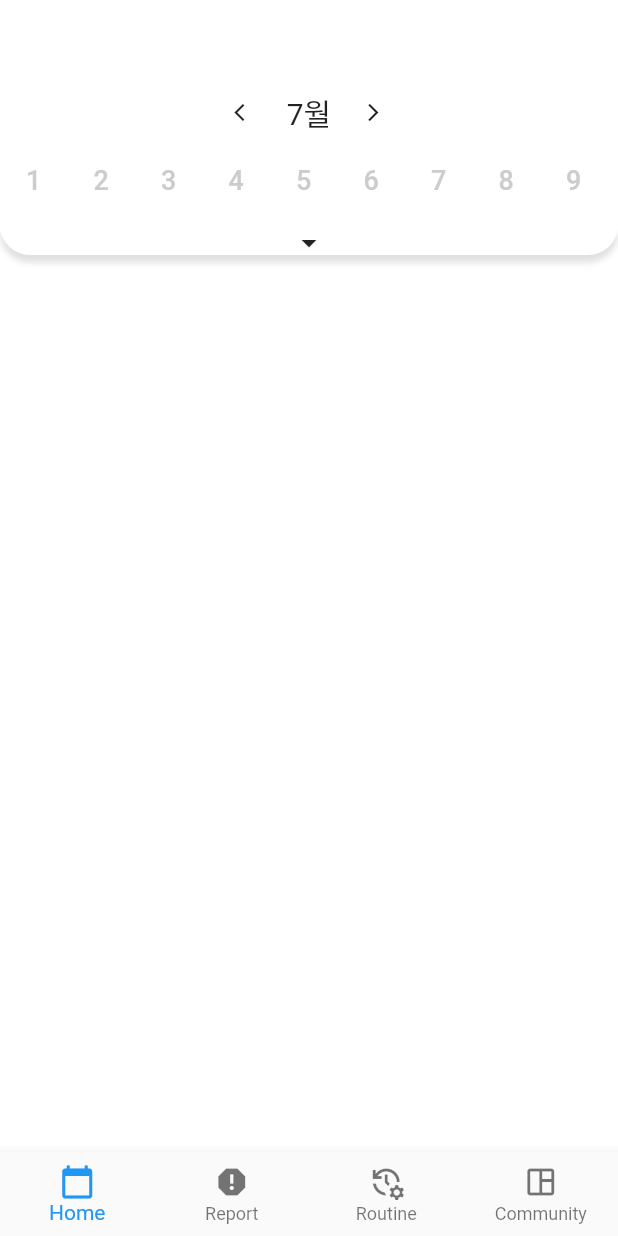
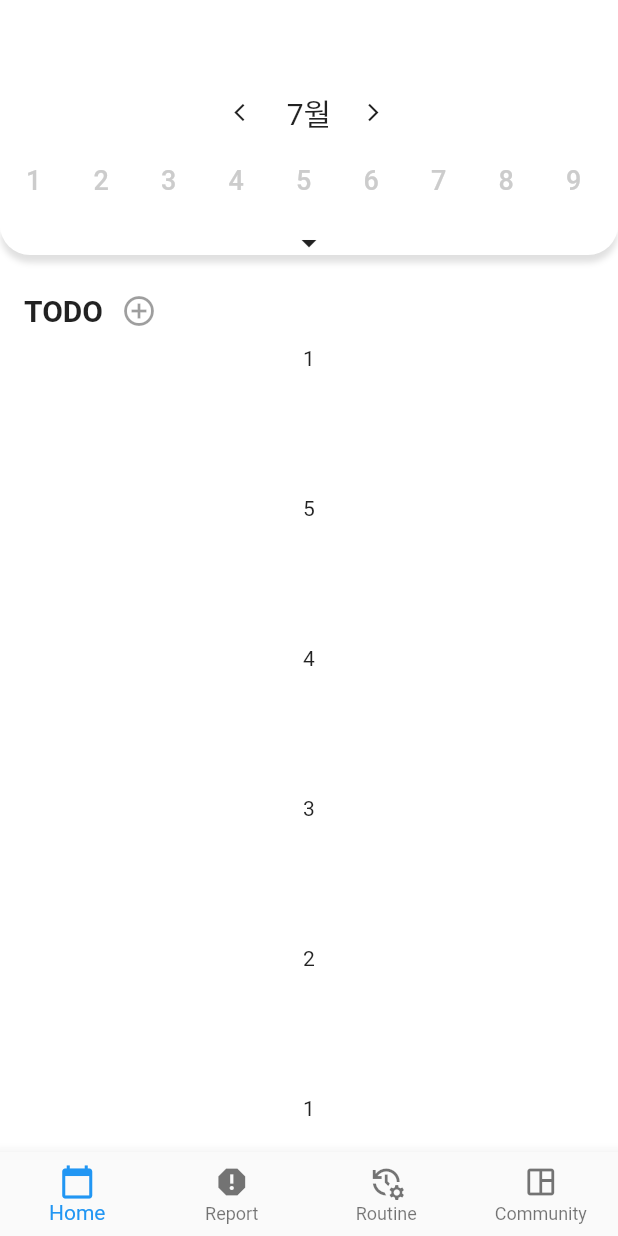
Before and after one commit to ko-inseoklee/day_for_you, a Flutter app: the screen it shows after launch, on a phone screen of 412 x 824 dp. Run offline on Flutter 3.47's test engine with Material 2 defaults, Android fonts, the phone set to English and light mode, and no system bars; our stand-ins replace get.

Commit message:
TODO 칸 구현 및 TODO 추가 레이아웃 구현 / 추가, 취소 시 시점 이동.

```diff
--- /dev/null
+++ b/lib/app/components/cards/TodoCard.dart
@@ -0,0 +1,14 @@
+import 'package:flutter/material.dart';
+
+class TodoCard extends StatelessWidget {
+  const TodoCard({super.key});
+
+  @override
+  Widget build(BuildContext context) {
+    return Container(
+      child: Center(
+        child: Text('TODO 들어갈 공간'),
+      ),
+    );
+  }
+}
--- a/lib/app/modules/home/views/home_view.dart
+++ b/lib/app/modules/home/views/home_view.dart
@@ -2,6 +2,7 @@ import 'package:day_for_you/app/components/calendar/ExpandedCalendar.dart';
 import 'package:day_for_you/app/components/calendar/HomeCalendar.dart';
 import 'package:day_for_you/app/components/calendar/ShrinkedCalendar.dart';
 import 'package:day_for_you/app/modules/app/controllers/app_controller.dart';
+import 'package:day_for_you/app/modules/home/views/todos_view.dart';
 import 'package:flutter/material.dart';
 
 import 'package:get/get.dart';
@@ -17,7 +18,8 @@ class HomeView extends GetView<HomeController> {
       body: SingleChildScrollView(
         child: Column(
           children: [
-            HomeCalendar()
+            HomeCalendar(),
+            TodosView()
           ],
         ),
       ),
--- /dev/null
+++ b/lib/app/modules/home/views/todos_view.dart
@@ -0,0 +1,70 @@
+import 'package:day_for_you/app/components/cards/TodoCard.dart';
+import 'package:day_for_you/app/modules/home/controllers/home_controller.dart';
+import 'package:flutter/cupertino.dart';
+import 'package:flutter/material.dart';
+import 'package:flutter/src/widgets/framework.dart';
+import 'package:get/get.dart';
+
+class TodosView extends GetView<HomeController> {
+  TodosView({super.key});
+
+  GlobalKey todosTitleKey = GlobalKey();
+  GlobalKey addTodosKey = GlobalKey();
+  bool addTodosCardVisible = false;
+
+
+  Widget addTodoCard () {
+    return Column(
+      key: addTodosKey,
+      children: [
+        TodoCard(),
+        TextButton(onPressed: () => Scrollable.ensureVisible(todosTitleKey.currentContext!), child: Text("취소"))
+      ],
+    );
+  }
+
+  @override
+  Widget build(BuildContext context) {
+    return Container(
+      padding: EdgeInsets.symmetric(horizontal: 16.0, vertical: 8.0),
+      child: Column(
+        children: [
+          Row(
+            key: todosTitleKey,
+            children: [
+              const Text("TODO",
+                style: TextStyle(
+                  fontSize: 20.0,
+                  fontWeight: FontWeight.w600
+                ),
+              ),
+              IconButton(
+                padding: EdgeInsets.all(0.0),
+                  onPressed: () => Scrollable.ensureVisible(addTodosKey.currentContext!),
+                  icon: Icon(Icons.add_circle_outline_sharp, color: Colors.black38,)
+              )
+            ],
+          ),
+          SingleChildScrollView(
+            child: Column(
+              children: [
+                Container(height: 100, child: Text('1'),),
+                Container(height: 100, child: Text('5'),),
+                Container(height: 100, child: Text('4'),),
+                Container(height: 100, child: Text('3'),),
+                Container(height: 100, child: Text('2'),),
+                Container(height: 100, child: Text('1'),),
+                Container(height: 100, child: Text('5'),),
+                Container(height: 100, child: Text('4'),),
+                Container(height: 100, child: Text('3'),),
+                Container(height: 100, child: Text('2'),),
+                addTodoCard()
+              ],
+            ),
+          )
+        ],
+      ),
+    );
+  }
+
+}
--- a/lib/app/utils/calendarUtils.dart
+++ b/lib/app/utils/calendarUtils.dart
@@ -6,5 +6,4 @@ class CalendarUtil{
 
     return dateTime.day;
   }
-
 }
```
